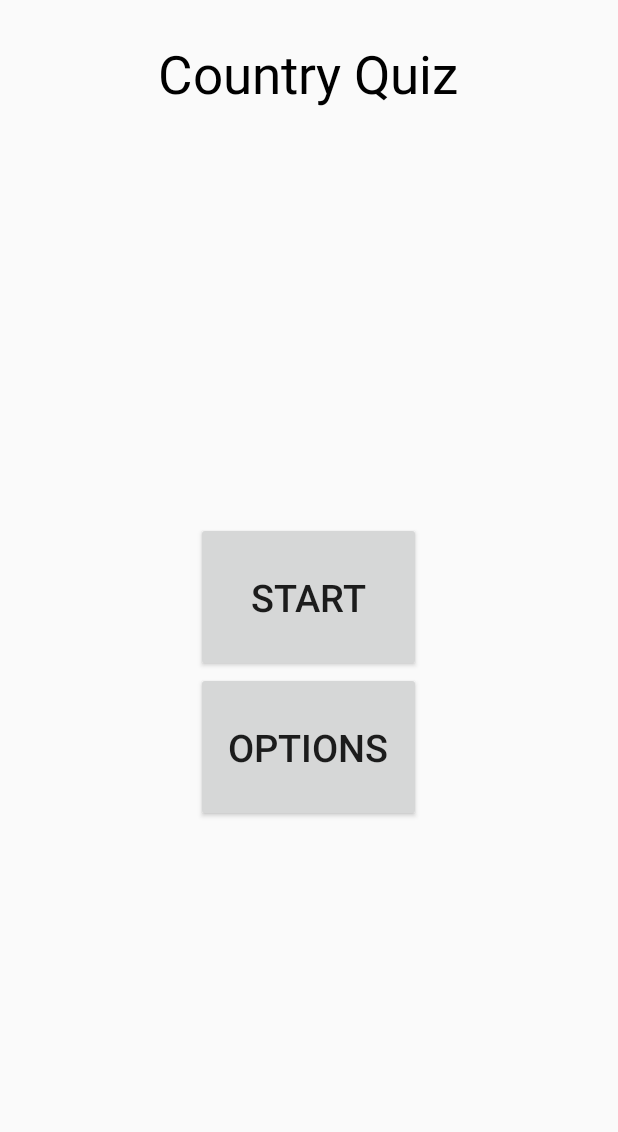
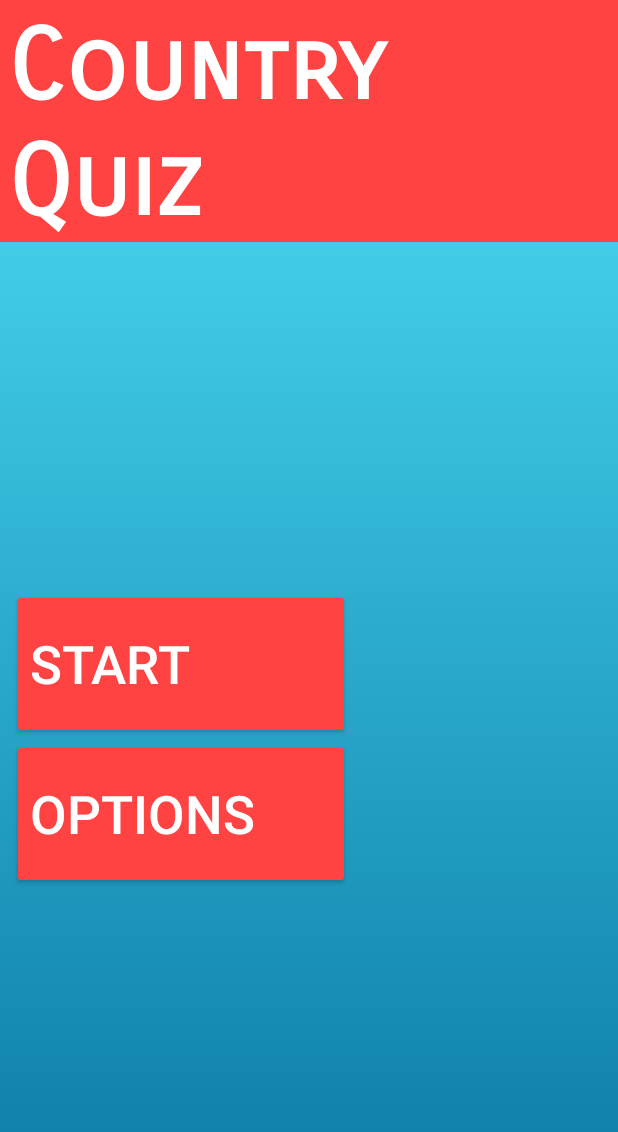
Before and after one commit to AndrewPochapsky/CountryCapitals, an Android app: the layout activity_main_menu.xml on its own in the app's theme, with its tools: preview values and no code run, on a phone screen of 412 x 824 dp. Shown: the top 1132 px of the screen. Run offline under Robolectric (Android 15) with nearby library versions, the phone set to English and light mode, and no system bars.

Commit message:
Started redesign of main menu

```diff
--- a/app/src/main/AndroidManifest.xml
+++ b/app/src/main/AndroidManifest.xml
@@ -5,7 +5,7 @@
     <application
         android:allowBackup="true"
         android:icon="@mipmap/ic_launcher"
-        android:label="@string/app_name"
+        android:label=""
         android:roundIcon="@mipmap/ic_launcher_round"
         android:supportsRtl="true"
         android:theme="@style/AppTheme">
@@ -15,7 +15,6 @@
                 <category android:name="android.intent.category.LAUNCHER" />
             </intent-filter>
         </activity>
-
         <activity android:name=".ChooseRegionActivity" android:theme="@style/noAnimTheme" android:noHistory="true"/>
         <activity android:name=".QuizStartActivity" android:theme="@style/noAnimTheme" android:noHistory="true"/>
         <activity android:name=".QuizInProgressActivity" android:theme="@style/noAnimTheme" android:noHistory="true"/>
--- a/app/src/main/java/dreadloaf/com/countryquiz/QuizInProgressActivity.java
+++ b/app/src/main/java/dreadloaf/com/countryquiz/QuizInProgressActivity.java
@@ -29,7 +29,7 @@ import java.util.LinkedList;
 import java.util.Queue;
 import java.util.Random;
 //TODO: pause quiz when exiting the app
-//TODO: add city suffix to any capital which is just the name of the country(Only luxumbourg)
+//TODO: add city suffix to any capital which is just the name of the country(Only luxembourg)
 //TODO: change capital of Holy See to Vatican City(is rome currently)
 public class QuizInProgressActivity extends AppCompatActivity implements View.OnClickListener{
 
--- /dev/null
+++ b/app/src/main/res/drawable/main_menu_gradient.xml
@@ -0,0 +1,12 @@
+<?xml version="1.0" encoding="utf-8"?>
+<selector xmlns:android="http://schemas.android.com/apk/res/android">
+    <item>
+        <shape>
+            <gradient
+                android:angle="-90"
+                android:startColor="#4fe1f7"
+                android:endColor="#0a79a5"
+                android:type="linear" />
+        </shape>
+    </item>
+</selector>
--- a/app/src/main/res/layout/activity_main_menu.xml
+++ b/app/src/main/res/layout/activity_main_menu.xml
@@ -5,34 +5,51 @@
     android:layout_height="match_parent"
     android:gravity="center_horizontal"
     xmlns:tools="http://schemas.android.com/tools"
-    tools:context="dreadloaf.com.countryquiz.MainMenuActivity">
+    tools:context="dreadloaf.com.countryquiz.MainMenuActivity"
+    android:background="@drawable/main_menu_gradient">
 
-    <TextView
-        android:layout_width="wrap_content"
+    <LinearLayout
+        android:layout_width="match_parent"
         android:layout_height="wrap_content"
-        android:layout_marginTop="25dp"
-        android:text="@string/main_menu_header"
-        android:textSize="35sp"
-        android:textColor="@android:color/black" />
+        android:background="@color/colorMainMenuButton">
+
+        <TextView
+            android:layout_width="match_parent"
+            android:layout_height="wrap_content"
+            android:layout_marginTop="5dp"
+            android:layout_marginStart="5dp"
+            android:text="@string/main_menu_header"
+            android:textSize="65sp"
+            android:textColor="@color/colorMainMenuTitle"
+            android:textStyle="bold"
+            android:fontFamily="sans-serif-smallcaps"
+            android:lines="2" />
+    </LinearLayout>
+
 
     <LinearLayout
         android:layout_width="match_parent"
         android:layout_height="match_parent"
         android:orientation="vertical"
-        android:gravity="center">
+        android:gravity="center_vertical"
+        android:layout_marginStart="5dp">
 
         <Button
-            android:layout_width="150dp"
+            android:theme="@style/AppTheme.MainStartButton"
+            android:layout_width="225dp"
             android:layout_height="100dp"
             android:text="Start"
-            android:textSize="25sp"
-            android:id="@+id/main_menu_start"/>
+            android:textSize="35sp"
+            android:id="@+id/main_menu_start"
+            android:textAlignment="textStart"/>
         <Button
-            android:layout_width="150dp"
+            android:theme="@style/AppTheme.MainStartButton"
+            android:layout_width="225dp"
             android:layout_height="100dp"
             android:text="Options"
-            android:textSize="25sp"
-            android:id="@+id/main_menu_options"/>
+            android:textSize="35sp"
+            android:id="@+id/main_menu_options"
+            android:textAlignment="textStart"/>
     </LinearLayout>
 
 </LinearLayout>
--- a/app/src/main/res/layout/activity_quiz_end.xml
+++ b/app/src/main/res/layout/activity_quiz_end.xml
@@ -3,10 +3,21 @@
     xmlns:android="http://schemas.android.com/apk/res/android"
     android:layout_width="match_parent"
     android:layout_height="match_parent"
-    android:gravity="center_horizontal"
+    android:gravity="center"
     android:orientation="vertical"
     xmlns:tools="http://schemas.android.com/tools"
     tools:context="dreadloaf.com.countryquiz.QuizEndActivity">
+
+
+    <RelativeLayout
+        android:layout_width="wrap_content"
+        android:layout_height="wrap_content">
+
+        <LinearLayout
+            android:layout_width="wrap_content"
+            android:layout_height="match_parent"
+            android:orientation="vertical"
+            android:gravity="center">
 
             <TextView
                 android:layout_width="wrap_content"
@@ -19,40 +30,35 @@
                 android:layout_width="wrap_content"
                 android:layout_height="wrap_content"
                 android:text="@string/placeholder"
-        android:textColor="@android:color/black"
+                android:textColor="@android:color/holo_blue_dark"
                 android:textSize="30sp"
-        android:id="@+id/quiz_end_score"/>
+                android:id="@+id/quiz_end_score" />
 
             <TextView
                 android:layout_width="wrap_content"
                 android:layout_height="wrap_content"
                 android:text="@string/quiz_end_highscore_header"
                 android:textColor="@android:color/black"
-        android:textSize="30sp" />
+                android:textSize="30sp"
+                android:layout_marginTop="40dp"/>
 
             <TextView
                 android:layout_width="wrap_content"
                 android:layout_height="wrap_content"
                 android:text="@string/placeholder"
-        android:textColor="@android:color/black"
+                android:textColor="@android:color/holo_green_dark"
                 android:textSize="30sp"
                 android:id="@+id/quiz_end_highscore"/>
 
-
-
-
-
-    <RelativeLayout
-        android:layout_width="wrap_content"
-        android:layout_height="match_parent">
-
+        </LinearLayout>
         <Button
             android:layout_width="200dp"
             android:layout_height="100dp"
             android:text="@string/quiz_return"
             android:textSize="25sp"
             android:id="@+id/return_button"
-            android:layout_alignParentBottom="true"/>
+            android:layout_alignParentBottom="true"
+            android:layout_centerHorizontal="true"/>
 
     </RelativeLayout>
 
--- a/app/src/main/res/values/colors.xml
+++ b/app/src/main/res/values/colors.xml
@@ -5,5 +5,9 @@
     <color name="colorAccent">#FF4081</color>
     <color name="colorQuizPrimary">#6cbed5</color>
     <color name="colorQuizText">#ffff</color>
+    <color name="colorMainMenuTop">#498aec</color>
+    <color name="colorMainMenuBody">#176be9</color>
+    <color name="colorMainMenuTitle">#ffffff</color>
+    <color name="colorMainMenuButton">#ff4343</color>
 
 </resources>
--- a/app/src/main/res/values/strings.xml
+++ b/app/src/main/res/values/strings.xml
@@ -7,5 +7,5 @@
     <string name="quiz_return">Return to Main</string>
     <string name="quiz_end_score_header"><u>Current Score</u></string>
     <string name="quiz_end_highscore_header"><u>Highscore</u></string>
-    <string name="main_menu_header">Country Quiz</string>
+    <string name="main_menu_header">Country \nQuiz</string>
 </resources>
--- a/app/src/main/res/values/styles.xml
+++ b/app/src/main/res/values/styles.xml
@@ -17,6 +17,12 @@
         <item name="android:textColor">@color/colorQuizText</item>
     </style>
 
+    <style name="AppTheme.MainStartButton" parent = "Widget.AppCompat.Button.Colored">
+        <item name="android:colorButtonNormal">@color/colorMainMenuButton</item>
+        <item name="android:textColor">@color/colorQuizText</item>
+    </style>
+
+
     <style name="quizButtonStyle">
         <item name ="android:textSize">22sp</item>
         <item name="android:layout_gravity">start</item>
```
Lines whose indentation alone changed are shown as unchanged.
